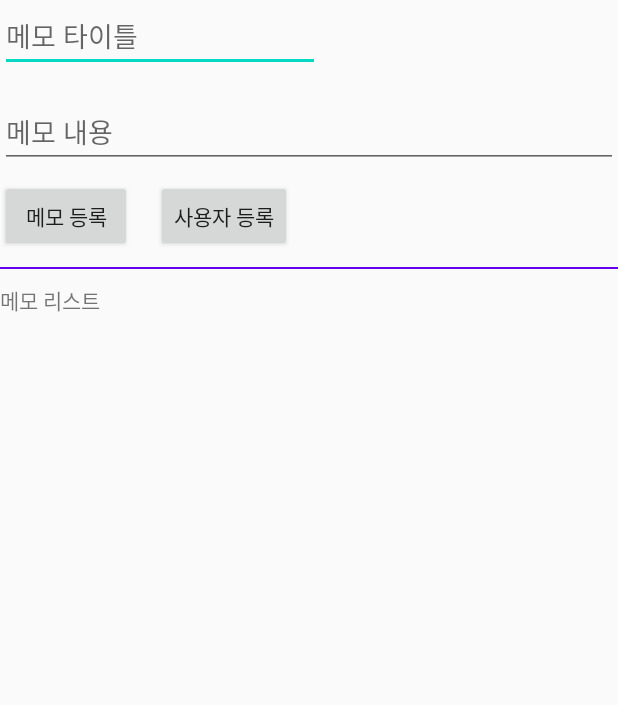
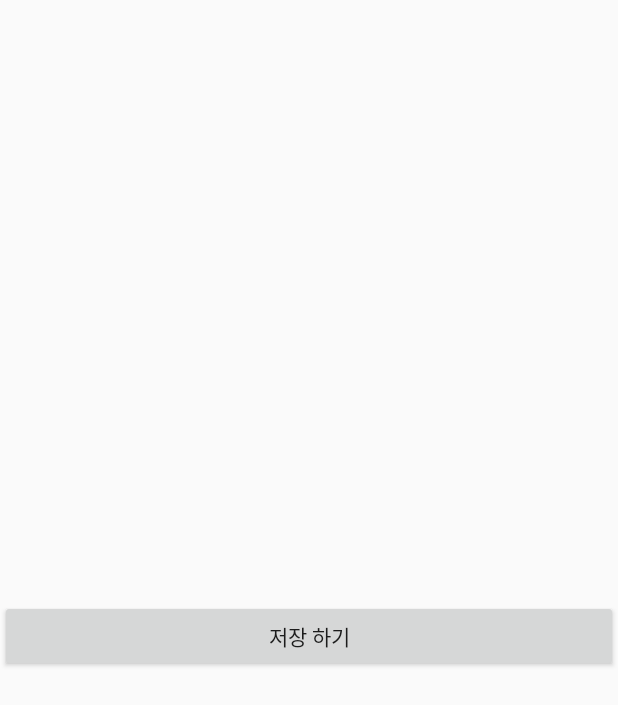
Before and after one commit to yoonkyoungchoi/JAVA_SORA, an Android app: the layout activity_diary.xml on its own in the app's theme, with its tools: preview values and no code run, on a phone screen of 412 x 824 dp. Shown: the top 705 px of the screen. Run offline under Robolectric (Android 15) with nearby library versions, the phone set to English and light mode, and no system bars.

Commit message:
일기 구현#4

```diff
--- a/app/src/main/AndroidManifest.xml
+++ b/app/src/main/AndroidManifest.xml
@@ -1,6 +1,8 @@
 <?xml version="1.0" encoding="utf-8"?>
 <manifest xmlns:android="http://schemas.android.com/apk/res/android"
     package="kr.hs.emirim.sora">
+
+    <uses-permission android:name="android.permission.INTERNET" />
 
     <application
         android:allowBackup="true"
@@ -10,7 +12,8 @@
         android:supportsRtl="true"
         android:theme="@style/AppTheme">
         <activity android:name=".QuestionList"></activity>
-        <activity android:name=".Diary" />
+
+        <activity android:name=".Test"/>
         <activity android:name=".Question" />
         <activity android:name=".MainActivity">
             <intent-filter>
--- a/app/src/main/java/kr/hs/emirim/sora/MainActivity.java
+++ b/app/src/main/java/kr/hs/emirim/sora/MainActivity.java
@@ -41,7 +41,7 @@ public class MainActivity extends AppCompatActivity {
         diary.setOnClickListener(new View.OnClickListener() {
             @Override
             public void onClick(View view) {
-                Intent intent = new Intent(MainActivity.this, Question.class);
+                Intent intent = new Intent(MainActivity.this, Test.class);
                 startActivity(intent);
             }
         });
--- a/app/src/main/res/layout/activity_diary.xml
+++ b/app/src/main/res/layout/activity_diary.xml
@@ -4,78 +4,17 @@
     xmlns:tools="http://schemas.android.com/tools"
     android:layout_width="match_parent"
     android:layout_height="match_parent"
-    tools:context=".realtimedb.MemoActivity">
-
-    <EditText
-        android:id="@+id/memotitle"
-        android:layout_width="wrap_content"
-        android:layout_height="wrap_content"
-        android:ems="10"
-        android:hint="메모 타이틀"
-        android:inputType="textPersonName"
-        app:layout_constraintStart_toStartOf="parent"
-        app:layout_constraintTop_toTopOf="parent" />
-
-    <EditText
-        android:id="@+id/memocontents"
-        android:layout_width="0dp"
-        android:layout_height="wrap_content"
-        android:layout_marginTop="16dp"
-        android:ems="10"
-        android:hint="메모 내용"
-        android:inputType="textPersonName"
-        app:layout_constraintEnd_toEndOf="parent"
-        app:layout_constraintStart_toStartOf="parent"
-        app:layout_constraintTop_toBottomOf="@+id/memotitle" />
+    tools:context=".Test">
 
     <Button
-        android:id="@+id/memobtn"
-        android:layout_width="wrap_content"
+        android:id="@+id/btn1"
+        android:layout_width="match_parent"
         android:layout_height="wrap_content"
-        android:layout_marginTop="8dp"
-        android:text="메모 등록"
-        app:layout_constraintStart_toStartOf="parent"
-        app:layout_constraintTop_toBottomOf="@+id/memocontents" />
-
-    <View
-        android:id="@+id/view"
-        android:layout_width="wrap_content"
-        android:layout_height="1dp"
-        android:layout_marginTop="10dp"
-        android:background="@color/colorPrimary"
-        app:layout_constraintEnd_toEndOf="parent"
-        app:layout_constraintStart_toStartOf="parent"
-        app:layout_constraintTop_toBottomOf="@+id/memobtn" />
-
-    <TextView
-        android:id="@+id/textView"
-        android:layout_width="wrap_content"
-        android:layout_height="wrap_content"
-        android:layout_marginTop="10dp"
-        android:text="메모 리스트"
-        app:layout_constraintStart_toStartOf="parent"
-        app:layout_constraintTop_toBottomOf="@+id/view" />
-
-    <androidx.recyclerview.widget.RecyclerView
-        android:id="@+id/memolist"
-        android:layout_width="0dp"
-        android:layout_height="wrap_content"
-        android:layout_marginTop="10dp"
+        android:layout_marginBottom="376dp"
+        android:text="저장 하기"
+        app:layout_constraintBottom_toBottomOf="parent"
         app:layout_constraintEnd_toEndOf="parent"
         app:layout_constraintHorizontal_bias="0.0"
-        app:layout_constraintStart_toStartOf="parent"
-        app:layout_constraintTop_toBottomOf="@+id/textView" />
-
-    <Button
-        android:id="@+id/reguserbtn"
-        android:layout_width="wrap_content"
-        android:layout_height="wrap_content"
-        android:layout_marginStart="16dp"
-        android:layout_marginLeft="16dp"
-        android:layout_marginTop="8dp"
-        android:text="사용자 등록"
-        app:layout_constraintStart_toEndOf="@+id/memobtn"
-        app:layout_constraintTop_toBottomOf="@+id/memocontents" />
-
+        app:layout_constraintStart_toStartOf="parent" />
 
 </androidx.constraintlayout.widget.ConstraintLayout>
--- a/app/src/main/res/layout/activity_question.xml
+++ b/app/src/main/res/layout/activity_question.xml
@@ -5,7 +5,7 @@
     android:layout_width="match_parent"
     android:layout_height="match_parent"
     android:scrollbarSize="10dp"
-    tools:context=".Filemanager">
+    tools:context=".Question">
 
     <EditText
         android:id="@+id/Questions"
@@ -95,6 +95,6 @@
         app:layout_constraintEnd_toEndOf="parent"
         app:layout_constraintStart_toStartOf="parent"
         app:layout_constraintTop_toTopOf="@+id/imageView3"
-        app:layout_constraintVertical_bias="0.545" />
+        app:layout_constraintVertical_bias="0.553" />
 
 </androidx.constraintlayout.widget.ConstraintLayout>
--- a/build.gradle
+++ b/build.gradle
@@ -5,8 +5,8 @@ buildscript {
         jcenter()
     }
     dependencies {
-        classpath "com.android.tools.build:gradle:4.0.1"
-        classpath 'com.google.gms:google-services:4.2.0'
+        classpath "com.android.tools.build:gradle:4.0.2"
+        classpath 'com.google.gms:google-services:4.3.4'
 
         // NOTE: Do not place your application dependencies here; they belong
         // in the individual module build.gradle files
```
Also changed, not shown: app/build.gradle (+7 -4 lines), app/src/main/java/kr/hs/emirim/sora/Context.java (added, +15 -0 lines), app/src/main/java/kr/hs/emirim/sora/Question.java (+18 -15 lines), app/src/main/java/kr/hs/emirim/sora/QuestionList.java (+12 -11 lines), app/src/main/java/kr/hs/emirim/sora/Test.java (+40 -1 lines), app/src/main/res/layout/activity_test.xml (added, +34 -0 lines).
